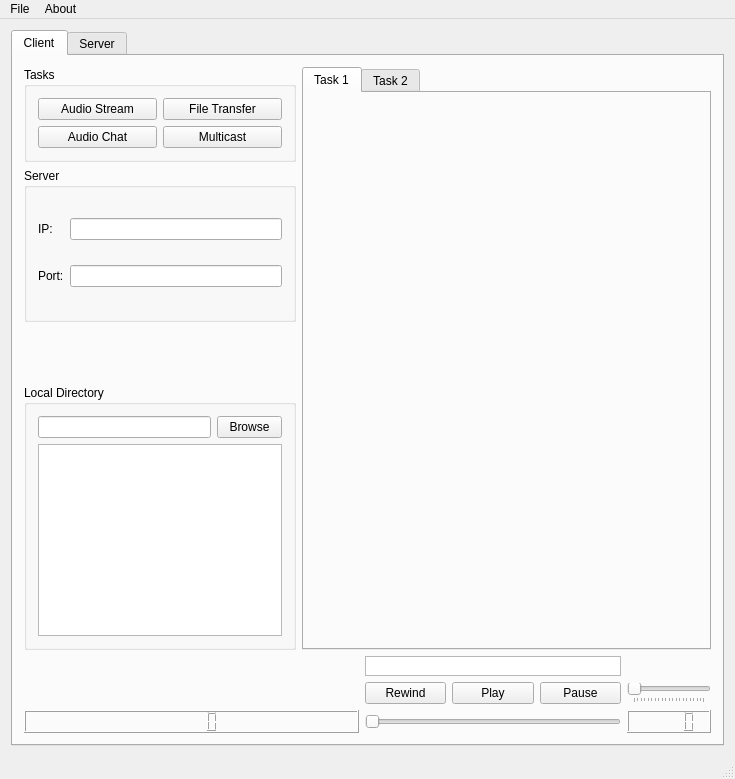
Above: ComAudio/ComAudio.ui from Lee-Jeremy/CommAudio before the change. Below: the same form after it.
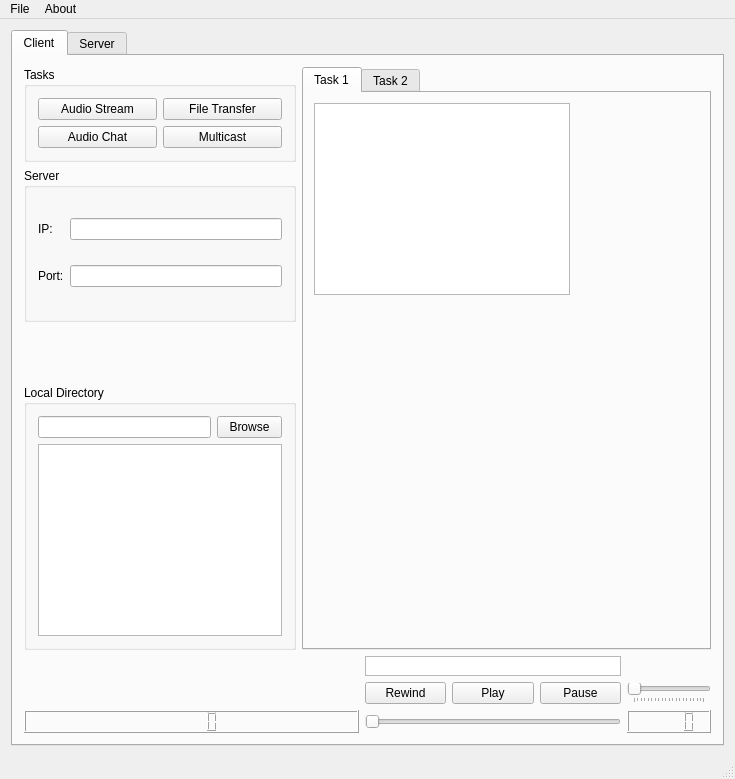
That is the form after the change. The open tabs and pages were chosen to show the change.

Commit message: Server start by button

What changed in the file:
```diff
--- a/ComAudio/ComAudio.ui
+++ b/ComAudio/ComAudio.ui
@@ -162,6 +162,16 @@
            <attribute name="title">
             <string>Task 1</string>
            </attribute>
+           <widget class="QListView" name="listView">
+            <property name="geometry">
+             <rect>
+              <x>10</x>
+              <y>10</y>
+              <width>256</width>
+              <height>192</height>
+             </rect>
+            </property>
+           </widget>
           </widget>
           <widget class="QWidget" name="tab_taskViews_task2">
            <attribute name="title">
```
Left out of the diff: 4 changed lines with no effect on the pictures. The commit also changes 7 other files.
